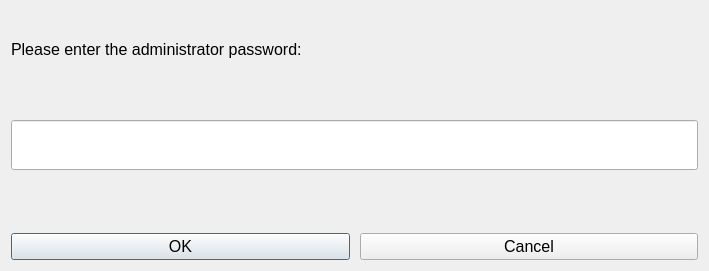
Before: the Qt Designer form MobilePlatform/PassDialog.ui in shuaih7/MobilePlatform, drawn with Qt 5.
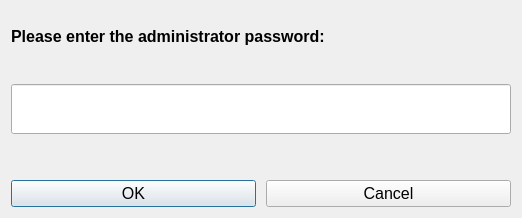
After: the same form once the commit is applied.

What changed in the file:
```diff
--- a/MobilePlatform/PassDialog.ui
+++ b/MobilePlatform/PassDialog.ui
@@ -6,8 +6,8 @@
    <rect>
     <x>0</x>
     <y>0</y>
-    <width>709</width>
-    <height>271</height>
+    <width>522</width>
+    <height>218</height>
    </rect>
   </property>
   <property name="windowTitle">
@@ -22,6 +22,8 @@
         <font>
          <family>Segoe UI</family>
          <pointsize>12</pointsize>
+         <weight>75</weight>
+         <bold>true</bold>
         </font>
        </property>
        <property name="text">
@@ -46,7 +48,7 @@
       <widget class="QLineEdit" name="passEdit">
        <property name="minimumSize">
         <size>
-         <width>0</width>
+         <width>450</width>
          <height>50</height>
         </size>
        </property>
```
